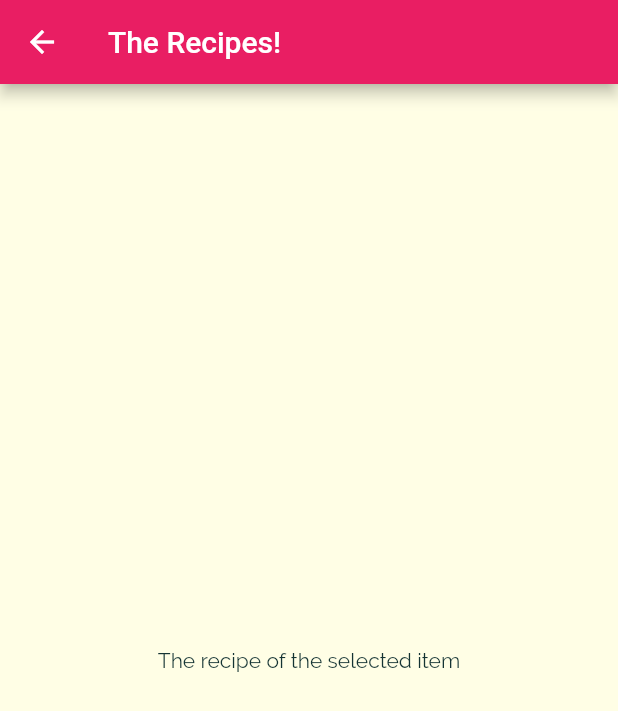
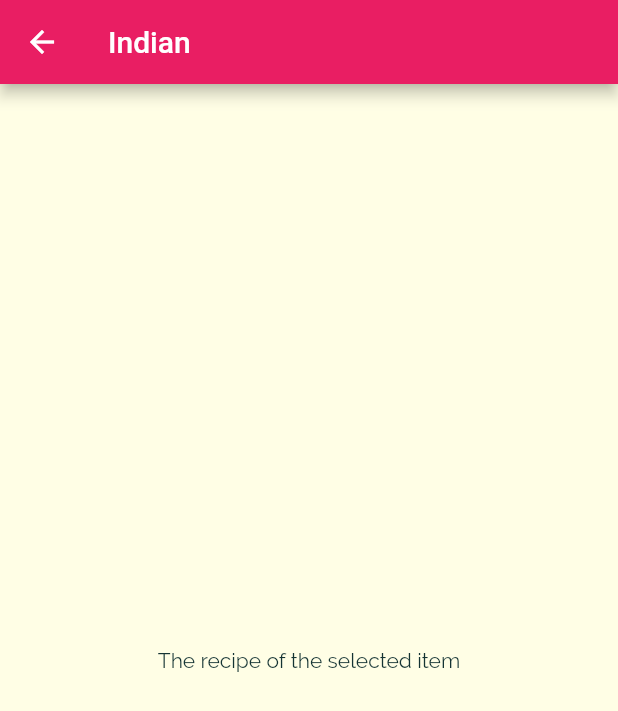
Before and after one commit to akhilvp07/yum_meals, a Flutter app: the screen it shows after launch, after a tap on "Indian", on a phone screen of 412 x 824 dp. Shown: the top 711 px of the screen. Run offline on Flutter 3.47's test engine with Material 2 defaults, Android fonts, the phone set to English and light mode, and no system bars.

Commit message:
Pass header to next page

```diff
--- a/lib/categories_screen.dart
+++ b/lib/categories_screen.dart
@@ -15,6 +15,7 @@ class CategoriesScreen extends StatelessWidget {
         padding: const EdgeInsets.all(25),
         children: DUMMY_CATEGORIES
             .map((catData) => CategoryItem(
+                  catData.id,
                   catData.title,
                   catData.color,
                 ))
--- a/lib/category_item.dart
+++ b/lib/category_item.dart
@@ -2,13 +2,16 @@ import 'package:flutter/material.dart';
 import 'package:yum_meals/category_meals_screen.dart';
 
 class CategoryItem extends StatelessWidget {
-  final String title;
+  final String id;
+  final String? title;
   final Color color;
 
-  const CategoryItem(this.title, this.color, {Key? key}) : super(key: key);
+  const CategoryItem(this.id, this.title, this.color, {Key? key})
+      : super(key: key);
+
   void selectCategory(BuildContext ctx) {
     Navigator.of(ctx).push(MaterialPageRoute(builder: (_) {
-      return const CategoryMealsScreen();
+      return CategoryMealsScreen(id, title);
     }));
   }
 
@@ -23,7 +26,7 @@ class CategoryItem extends StatelessWidget {
       child: Container(
         padding: const EdgeInsets.all(15),
         child: Text(
-          title,
+          title!,
           style: Theme.of(context).textTheme.headline1,
         ),
         decoration: BoxDecoration(
--- a/lib/category_meals_screen.dart
+++ b/lib/category_meals_screen.dart
@@ -1,13 +1,17 @@
 import 'package:flutter/material.dart';
 
 class CategoryMealsScreen extends StatelessWidget {
-  const CategoryMealsScreen({ Key? key }) : super(key: key);
+
+  final String categoryId;
+  final String? categoryTitle;
+
+   const CategoryMealsScreen(this.categoryId, this.categoryTitle, {Key? key}) : super(key: key);
 
   @override
   Widget build(BuildContext context) {
     return Scaffold(
       appBar: AppBar(
-        title: const Text('The Recipes!'),
+        title: Text(categoryTitle!),
       ),
       body: const Center(
         child: Text('The recipe of the selected item'),
```
